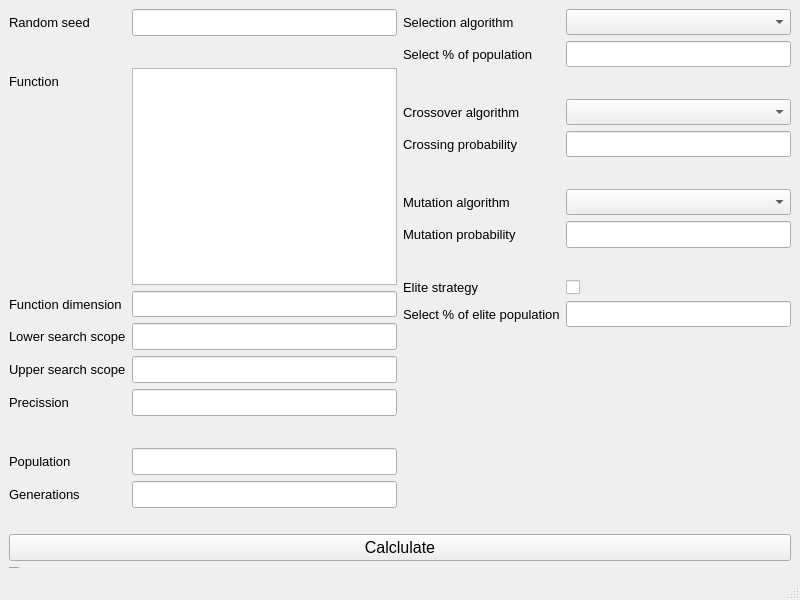
Above: App/MainDashboard/_src/mainwindow.ui from Corel-Cormen/ClassicGenAlgo before the change. Below: the same form after it.
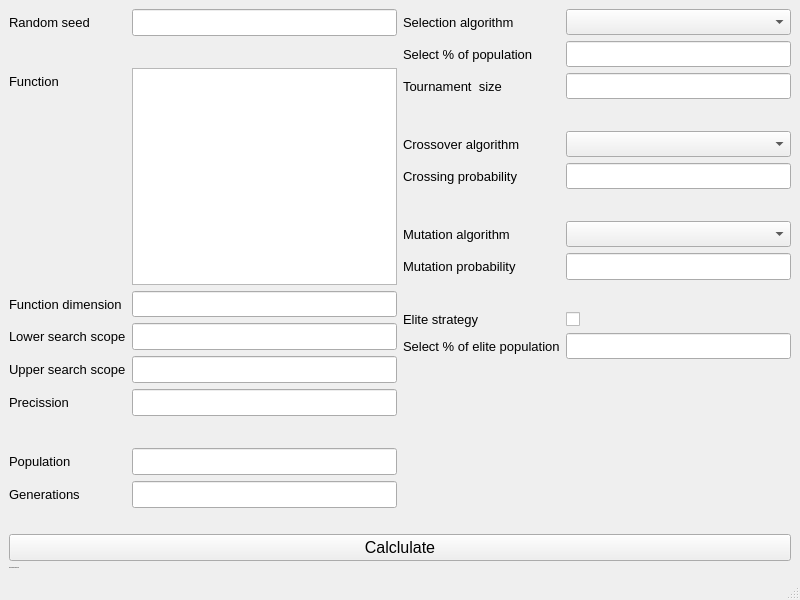
That is the form after the change.

Commit message: Tournament Selection

```diff
--- a/App/MainDashboard/_src/mainwindow.ui
+++ b/App/MainDashboard/_src/mainwindow.ui
@@ -303,7 +303,7 @@
           </property>
          </widget>
         </item>
-        <item row="2" column="0">
+        <item row="3" column="0">
          <spacer name="horizontalSpacer_8">
           <property name="orientation">
            <enum>Qt::Orientation::Horizontal</enum>
@@ -316,7 +316,7 @@
           </property>
          </spacer>
         </item>
-        <item row="2" column="1">
+        <item row="3" column="1">
          <spacer name="horizontalSpacer_9">
           <property name="orientation">
            <enum>Qt::Orientation::Horizontal</enum>
@@ -329,7 +329,7 @@
           </property>
          </spacer>
         </item>
-        <item row="3" column="0">
+        <item row="4" column="0">
          <widget class="QLabel" name="label_13">
           <property name="font">
            <font>
@@ -341,7 +341,7 @@
           </property>
          </widget>
         </item>
-        <item row="3" column="1">
+        <item row="4" column="1">
          <widget class="QComboBox" name="crossoverAlgoComboBox">
           <property name="font">
            <font>
@@ -350,7 +350,7 @@
           </property>
          </widget>
         </item>
-        <item row="4" column="0">
+        <item row="5" column="0">
          <widget class="QLabel" name="label_15">
           <property name="font">
            <font>
@@ -362,7 +362,7 @@
           </property>
          </widget>
         </item>
-        <item row="4" column="1">
+        <item row="5" column="1">
          <widget class="QLineEdit" name="crossingPropabilityLine">
           <property name="font">
            <font>
@@ -371,7 +371,7 @@
           </property>
          </widget>
         </item>
-        <item row="5" column="0">
+        <item row="6" column="0">
          <spacer name="horizontalSpacer_5">
           <property name="orientation">
            <enum>Qt::Orientation::Horizontal</enum>
@@ -384,7 +384,7 @@
           </property>
          </spacer>
         </item>
-        <item row="5" column="1">
+        <item row="6" column="1">
          <spacer name="horizontalSpacer_6">
           <property name="orientation">
            <enum>Qt::Orientation::Horizontal</enum>
@@ -397,7 +397,7 @@
           </property>
          </spacer>
         </item>
-        <item row="6" column="0">
+        <item row="7" column="0">
          <widget class="QLabel" name="label_16">
           <property name="font">
            <font>
@@ -409,7 +409,7 @@
           </property>
          </widget>
         </item>
-        <item row="6" column="1">
+        <item row="7" column="1">
          <widget class="QComboBox" name="mutationAlgoComboBox">
           <property name="font">
            <font>
@@ -418,7 +418,7 @@
           </property>
          </widget>
         </item>
-        <item row="7" column="0">
+        <item row="8" column="0">
          <widget class="QLabel" name="label_17">
           <property name="font">
            <font>
@@ -430,7 +430,7 @@
           </property>
          </widget>
         </item>
-        <item row="7" column="1">
+        <item row="8" column="1">
          <widget class="QLineEdit" name="mutationProbabilityLine">
           <property name="font">
            <font>
@@ -439,7 +439,7 @@
           </property>
          </widget>
         </item>
-        <item row="8" column="0">
+        <item row="9" column="0">
          <spacer name="horizontalSpacer_10">
           <property name="orientation">
            <enum>Qt::Orientation::Horizontal</enum>
@@ -452,7 +452,7 @@
           </property>
          </spacer>
         </item>
-        <item row="8" column="1">
+        <item row="9" column="1">
          <spacer name="horizontalSpacer_11">
           <property name="orientation">
            <enum>Qt::Orientation::Horizontal</enum>
@@ -465,7 +465,7 @@
           </property>
          </spacer>
         </item>
-        <item row="9" column="0">
+        <item row="10" column="0">
          <widget class="QLabel" name="label_11">
           <property name="font">
            <font>
@@ -477,7 +477,7 @@
           </property>
          </widget>
         </item>
-        <item row="9" column="1">
+        <item row="10" column="1">
          <widget class="QCheckBox" name="eliteStrategyCheckBox">
           <property name="font">
            <font>
@@ -489,7 +489,7 @@
           </property>
          </widget>
         </item>
-        <item row="10" column="0">
+        <item row="11" column="0">
          <widget class="QLabel" name="label_12">
           <property name="font">
            <font>
@@ -501,7 +501,7 @@
           </property>
          </widget>
         </item>
-        <item row="10" column="1">
+        <item row="11" column="1">
          <widget class="QLineEdit" name="elitePopulationLine">
           <property name="font">
            <font>
@@ -510,6 +510,27 @@
           </property>
          </widget>
         </item>
+        <item row="2" column="0">
+         <widget class="QLabel" name="label_18">
+          <property name="font">
+           <font>
+            <pointsize>10</pointsize>
+           </font>
+          </property>
+          <property name="text">
+           <string>Tournament  size</string>
+          </property>
+         </widget>
+        </item>
+        <item row="2" column="1">
+         <widget class="QLineEdit" name="tournamentSizeLine">
+          <property name="font">
+           <font>
+            <pointsize>11</pointsize>
+           </font>
+          </property>
+         </widget>
+        </item>
        </layout>
       </item>
      </layout>
```
The commit also changes 11 other files.
